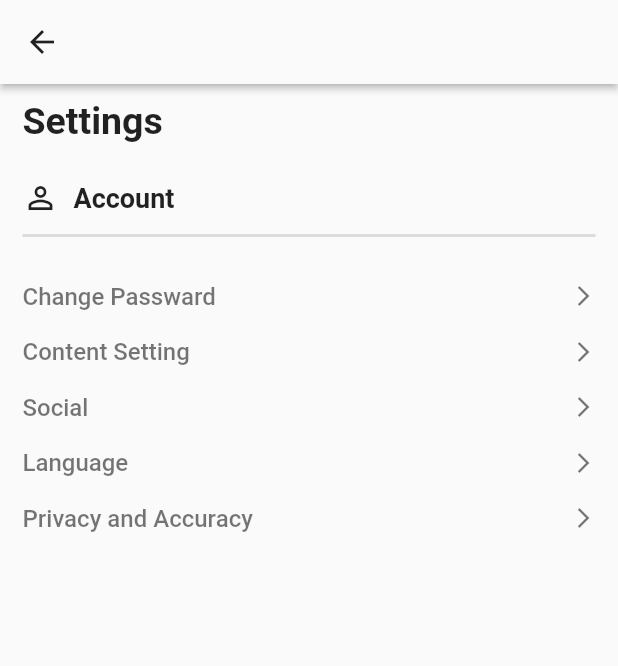
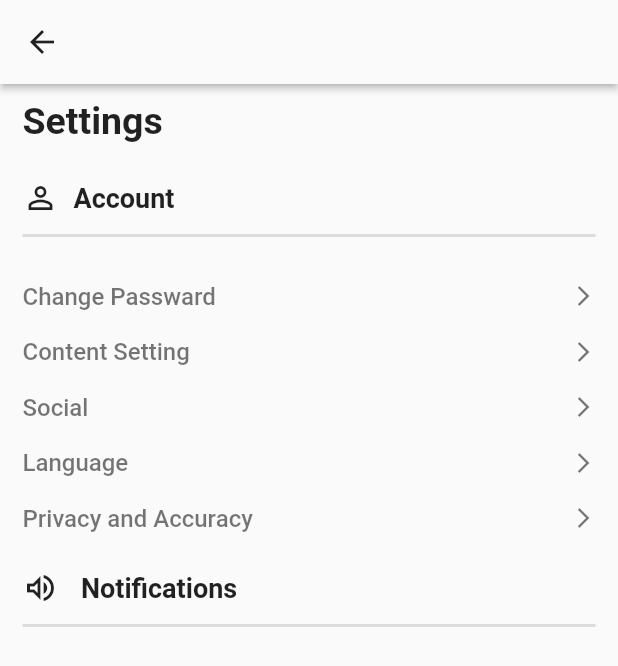
Before and after one commit to DARK-PROGRAMMER-I/Profile-App, a Flutter app: the ProfSettings screen opened directly, on a phone screen of 412 x 824 dp. Shown: the top 666 px of the screen. Run offline on Flutter 3.47's test engine with Material 2 defaults, Android fonts, the phone set to English and light mode, and no system bars.

Commit message:
Settings Page Done

```diff
--- a/lib/settings.dart
+++ b/lib/settings.dart
@@ -80,7 +80,30 @@ class _ProfSettingsState extends State<ProfSettings> {
             SizedBox(height: 18,),
             text_row("Language"),
             SizedBox(height: 18,),
-            text_row("Privacy and Accuracy")
+            text_row("Privacy and Accuracy"),
+
+
+            SizedBox(height: 25,),
+            Row(
+              children: [
+                Icon(Icons.volume_up_outlined),
+                SizedBox(
+                  width: 15,
+                ),
+                Text("Notifications", style: TextStyle(color: Colors.black87, fontSize: 18, fontWeight: FontWeight.bold),)
+              ],
+            ),
+            Divider(
+              height: 26,
+              thickness: 2,
+            ),
+
+            GestureDetector(
+
+              child: Row(
+
+              ),
+            ),
 
 
 
```
